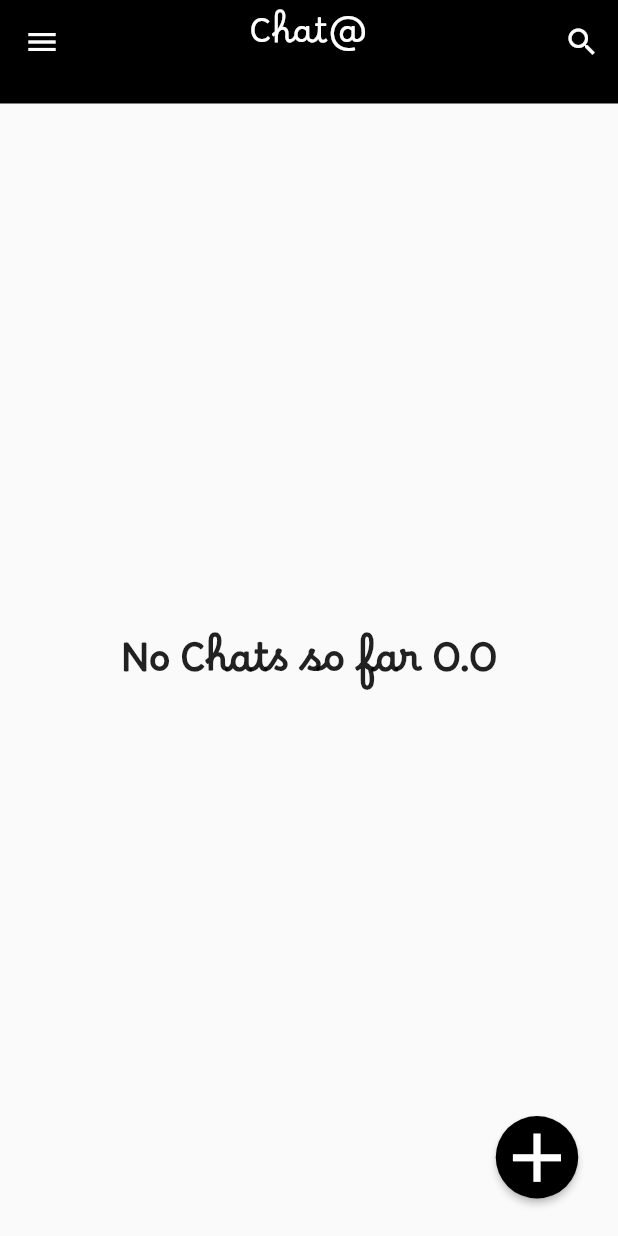
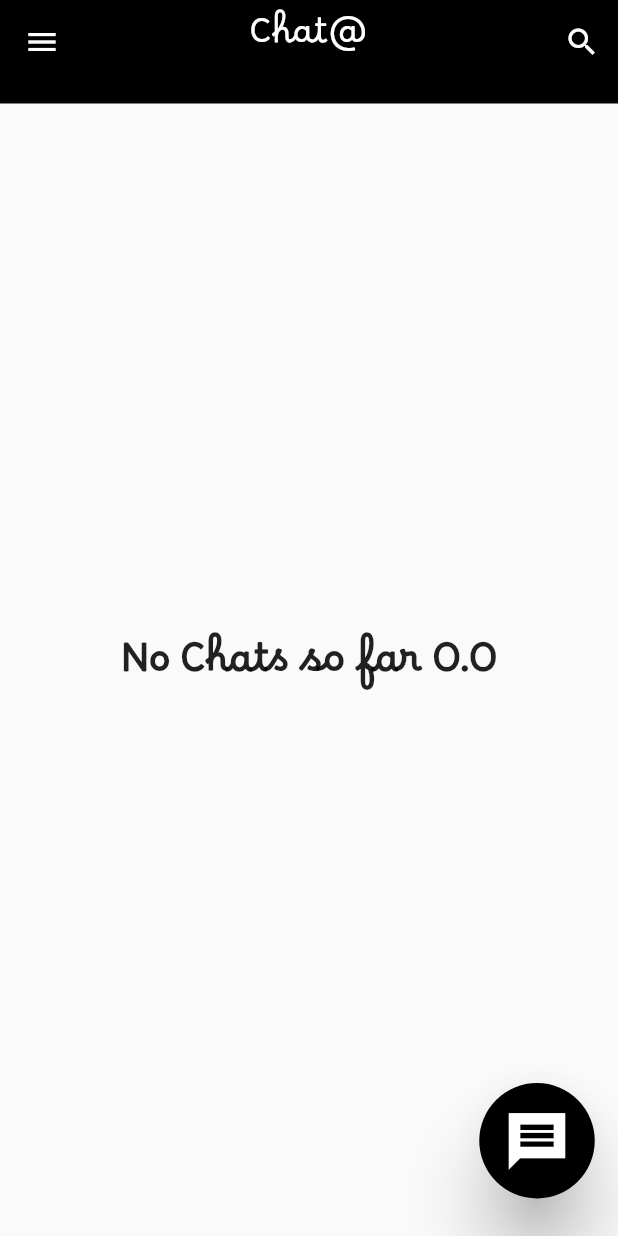
Before and after one commit to zekDRACULA/chat.At, a Flutter app: the HomePage screen opened directly, on a phone screen of 412 x 824 dp. Run offline on Flutter 3.47's test engine with Material 2 defaults, Android fonts, the phone set to English and light mode, and no system bars; our stand-ins replace cloud_firestore, firebase_auth, firebase_core, shared_preferences; accounts and stored records are empty.

Commit message:
notification size adjust

```diff
--- a/lib/pages/home_page.dart
+++ b/lib/pages/home_page.dart
@@ -86,15 +86,18 @@ class _HomePageState extends State<HomePage> {
             bottom: 25,
             right: 10,
             child: RawMaterialButton(
+              //textStyle: ,
               onPressed: () {
                 nextScreen(context, FriendList());
               },
+              elevation: 20,
+              padding: EdgeInsets.all(16.0),
               shape: const CircleBorder(),
               fillColor: Colors.black,
               child: const Icon(
-                Icons.add,
+                Icons.message_sharp,
                 color: Colors.white,
-                size: 55,
+                size: 45,
               ),
             ),
           ),
--- a/lib/pages/requests.dart
+++ b/lib/pages/requests.dart
@@ -70,12 +70,14 @@ class _RequestsState extends State<Requests> {
             right: 10,
             child: RawMaterialButton(
               onPressed: () {},
+              elevation: 20,
+              padding: EdgeInsets.all(8.0),
               shape: const CircleBorder(),
               fillColor: Colors.black,
               child: const Icon(
                 Icons.notification_add,
                 color: Colors.white,
-                size: 55,
+                size: 45,
               ),
             ),
           ),
```
Also changed, not shown: lib/pages/user_search.dart (+0 -7 lines).
